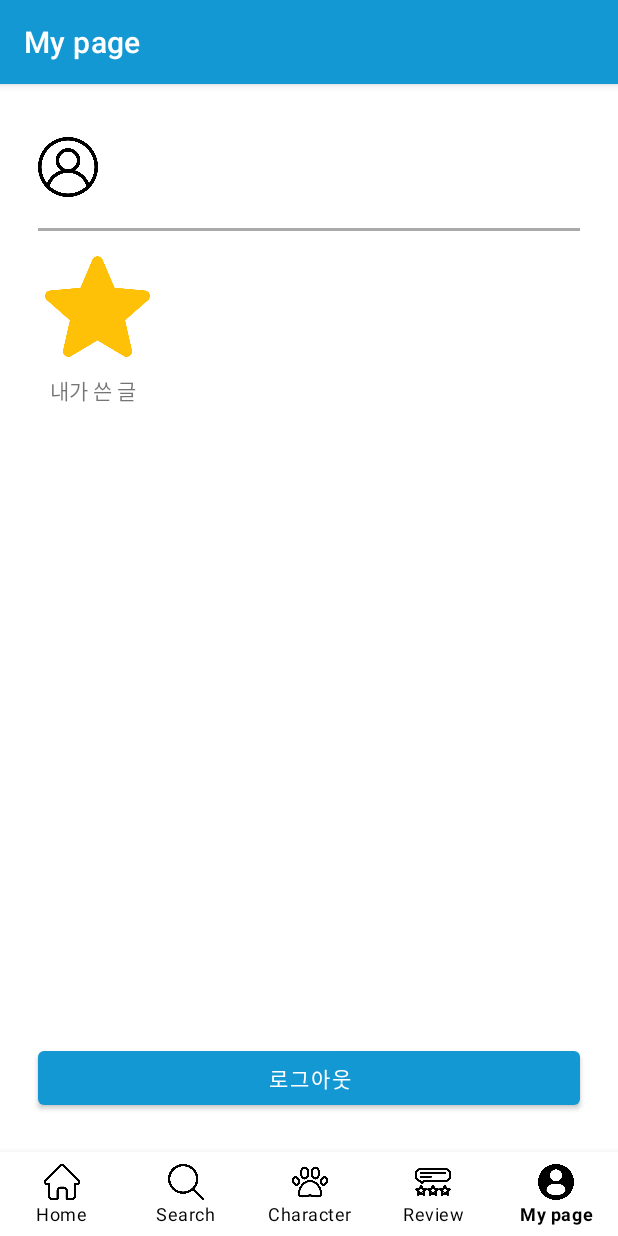
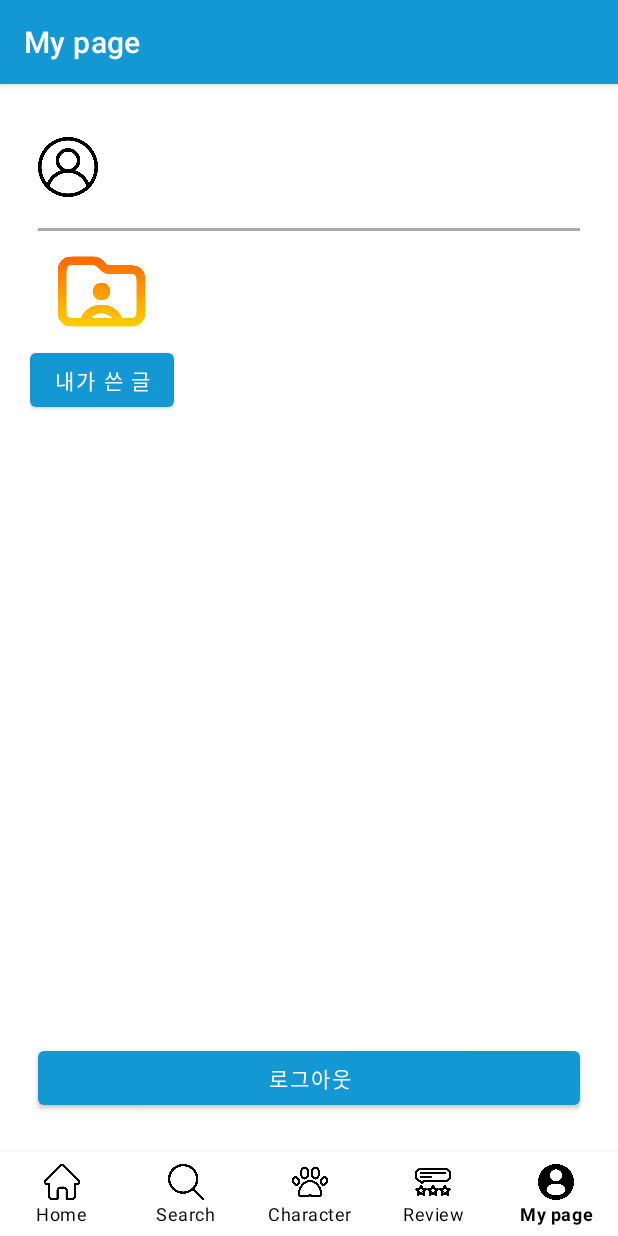
Before and after one commit to yuchaemin2/ReviewMate, an Android app: the fragment FragmentThree placed in its activity, item 5 of the bottom bar chosen, on a phone screen of 412 x 824 dp. Run offline under Robolectric (Android 15) with nearby library versions, the phone set to English and light mode, and no system bars; our stand-ins replace Firebase (no records; nobody signed in at launch, a user with empty details on screens opened directly).

Commit message:
review detail & review list

```diff
--- a/app/src/main/AndroidManifest.xml
+++ b/app/src/main/AndroidManifest.xml
@@ -19,6 +19,9 @@
         android:theme="@style/Theme.ReviewMate"
         android:usesCleartextTraffic="true"
         tools:targetApi="31">
+        <activity
+            android:name=".ReviewDetailActivity"
+            android:exported="false" />
         <activity
             android:name=".SettingActivity"
             android:exported="false" />
--- a/app/src/main/java/com/example/reviewmate/FragmentFive.kt
+++ b/app/src/main/java/com/example/reviewmate/FragmentFive.kt
@@ -1,13 +1,17 @@
 package com.example.reviewmate
 
 import android.content.Intent
+import android.icu.lang.UCharacter.GraphemeClusterBreak.V
 import android.os.Bundle
 import androidx.fragment.app.Fragment
 import android.view.LayoutInflater
 import android.view.View
 import android.view.ViewGroup
-import com.example.reviewmate.databinding.FragmentFiveBinding
-import com.example.reviewmate.databinding.FragmentOneBinding
+import android.widget.Button
+import android.widget.ImageView
+import android.widget.TextView
+import androidx.fragment.app.FragmentTransaction
+import com.google.firebase.auth.FirebaseAuth
 
 // TODO: Rename parameter arguments, choose names that match
 // the fragment initialization parameters, e.g. ARG_ITEM_NUMBER
@@ -24,6 +28,9 @@ class FragmentFive : Fragment() {
     private var param1: String? = null
     private var param2: String? = null
 
+
+
+
     override fun onCreate(savedInstanceState: Bundle?) {
         super.onCreate(savedInstanceState)
         arguments?.let {
@@ -36,23 +43,62 @@ class FragmentFive : Fragment() {
         inflater: LayoutInflater, container: ViewGroup?,
         savedInstanceState: Bundle?
     ): View? {
-        // Inflate the layout for this fragment
-        val binding = FragmentFiveBinding.inflate(inflater, container, false)
+        val view = inflater.inflate(R.layout.fragment_five, container, false)
 
-        binding.logoutButton.setOnClickListener {
+        // button 클릭시 fragmenrFive_ReviwList로 이동
+        var btn_move: Button = view.findViewById(R.id.btn_move)
+        btn_move.setOnClickListener { // 람다식 리스너 setOnclickListener{}
+            var bundle : Bundle = Bundle()
+            bundle.putString("fromFrag", "프래그먼트1")
+            val transaction: FragmentTransaction = requireActivity().supportFragmentManager.beginTransaction()
+            val fragmentfive_review: Fragment = FragmentFive_ReviewList()
+            fragmentfive_review.arguments = bundle
+            transaction.replace(R.id.main_layout, fragmentfive_review)
+            transaction.addToBackStack(null)
+            transaction.commit()
+        }
+
+        // 로그아웃 버튼을 레이아웃에서 찾아서 클릭 리스너를 추가
+        val logoutButton = view.findViewById<Button>(R.id.logoutButton)
+        logoutButton.setOnClickListener {
             logout()
         }
+
         if(MyApplication.checkAuth()){
-            binding.CertifyEmailView.text = "${MyApplication.email}"
+            val CertifyEmailView = view.findViewById<TextView>(R.id.CertifyEmailView)
+            CertifyEmailView.text = "${MyApplication.email}"
         }
 
 
-        return binding.root
+        return view
     }
 
+
+//    override fun onViewCreated(view: View, savedInstanceState: Bundle?) {
+//        super.onViewCreated(view, savedInstanceState)
+//
+//        // 로그아웃 버튼을 레이아웃에서 찾아서 클릭 리스너를 추가
+//        val reviewListBtn = view.findViewById<Button>(R.id.btnGoList)
+//        reviewListBtn.setOnClickListener {
+//                    }
+//    }
+
+    private fun loadFragment(fragment: Fragment) {
+        val transaction = childFragmentManager.beginTransaction() // fragment-fragment는 chid
+        transaction.replace(R.id.five_layout, fragment)
+        transaction.addToBackStack(null) // Optional: Add the fragment to the back stack
+        transaction.commit()
+    }
+
+
+    // 로그아웃 로직을 처리하는 메서드
     private fun logout() {
         val intent = Intent(requireContext(), AuthActivity::class.java)
         startActivity(intent)
+
+    }
+    private fun loadLayout(){
+
     }
 
     companion object {
--- a/app/src/main/java/com/example/reviewmate/FragmentThree.kt
+++ b/app/src/main/java/com/example/reviewmate/FragmentThree.kt
@@ -2,18 +2,26 @@ package com.example.reviewmate
 
 import android.app.AlertDialog
 import android.content.DialogInterface
-import android.icu.lang.UCharacter.NumericType
+import android.content.Intent
+import android.content.SharedPreferences
+import android.net.Uri
 import android.os.Bundle
 import android.util.Log
-import androidx.fragment.app.Fragment
 import android.view.LayoutInflater
 import android.view.View
 import android.view.ViewGroup
 import android.widget.Toast
-import com.example.reviewmate.databinding.FragmentFourBinding
-import com.example.reviewmate.databinding.FragmentOneBinding
+import androidx.fragment.app.Fragment
+import androidx.preference.PreferenceManager
 import com.example.reviewmate.databinding.FragmentThreeBinding
-import com.google.android.play.integrity.internal.l
+import com.google.firebase.auth.FirebaseAuth
+import com.google.firebase.auth.ktx.auth
+import com.google.firebase.auth.ktx.userProfileChangeRequest
+import com.google.firebase.firestore.FirebaseFirestore
+import com.google.firebase.ktx.Firebase
+import com.google.firebase.storage.FirebaseStorage
+import java.text.SimpleDateFormat
+import java.util.*
 
 // TODO: Rename parameter arguments, choose names that match
 // the fragment initialization parameters, e.g. ARG_ITEM_NUMBER
@@ -31,6 +39,14 @@ class FragmentThree : Fragment() {
     private var param2: String? = null
     lateinit var binding: FragmentThreeBinding
 
+//    var auth : FirebaseAuth? = null
+//    var db : FirebaseFirestore? = null
+//    var storage : FirebaseStorage? = null
+//
+//    private var viewProfile : View? = null
+//    var pickImage = 0
+//    val uriPhoto : Uri? = null
+
     override fun onCreate(savedInstanceState: Bundle?) {
         super.onCreate(savedInstanceState)
         arguments?.let {
@@ -46,8 +62,32 @@ class FragmentThree : Fragment() {
         // Inflate the layout for this fragment
         binding = FragmentThreeBinding.inflate(inflater, container, false)
 
+        binding.userLevel.text = UserModel().userLevel
+
+//        binding.level1.setOnClickListener{
+//            var photoPickerIntent = Intent(Intent.ACTION_PICK)
+//            photoPickerIntent.type = "image/profile/*"
+//            startActivityForResult(photoPickerIntent, pickImage)
+//        }
+
         return binding.root
     }
+
+//    private fun ProfileUpload(view : View){
+//        var timeStamp = SimpleDateFormat("yyyymmdd-hhmmss").format(Date())
+//        var imgFileName = "IMAGE_PROFILE_" + timeStamp + "_.png"
+//        var storageRef = MyApplication.storage?.reference?.child("images/profile")?.child(imgFileName)
+//
+//        storageRef?.putFile(uriPhoto!!)?.addOnSuccessListener {
+//            storageRef.downloadUrl.addOnSuccessListener {uri ->
+//                var userInfo = UserModel()
+//
+//                userInfo.imageUrl = uri.toString()
+//
+//                MyApplication.db?.collection("users")?.document(MyApplication.auth?.uid.toString())?.update("imageUrl", userInfo.imageUrl.toString())
+//            }
+//        }
+//    }
 
     override fun onStart() {
         super.onStart()
@@ -56,6 +96,9 @@ class FragmentThree : Fragment() {
         val IntUL: Int? = UserLevel.toIntOrNull()
 
         if(IntUL !== null){
+            if(IntUL === 1){
+                changeProfile("Level1")
+            }
             if(IntUL === 2){
                 changeVisibility("Level2")
                 changeProfile("Level2")
@@ -103,8 +146,9 @@ class FragmentThree : Fragment() {
         }
     }
 
+
     fun changeProfile(mode: String){
-        if(mode.equals("Level2")){
+        if(mode.equals("Level1")){
             binding.level1.setOnClickListener{
                 AlertDialog.Builder(requireContext()).run{
                     setTitle(binding.level1Text.text.toString())
@@ -112,6 +156,21 @@ class FragmentThree : Fragment() {
                     setPositiveButton("프로필 적용하기",
                         DialogInterface.OnClickListener{ dialog, id ->
                             binding.userProfile.setImageResource(R.drawable.danielle_1)
+//                            ProfileUpload(binding.userProfile)
+                        })
+                    setNegativeButton("OK", alertHandler)
+                    show()
+                }
+            }
+        } else if(mode.equals("Level2")){
+            binding.level1.setOnClickListener{
+                AlertDialog.Builder(requireContext()).run{
+                    setTitle(binding.level1Text.text.toString())
+                    setMessage("영화의 매력을 점차 알아가고 있다.")
+                    setPositiveButton("프로필 적용하기",
+                        DialogInterface.OnClickListener{ dialog, id ->
+                            binding.userProfile.setImageResource(R.drawable.danielle_1)
+//                            ProfileUpload(binding.userProfile)
                         })
                     setNegativeButton("OK", alertHandler)
                     show()
@@ -124,6 +183,7 @@ class FragmentThree : Fragment() {
                     .setPositiveButton("프로필 적용하기",
                         DialogInterface.OnClickListener{ dialog, id ->
                             binding.userProfile.setImageResource(R.drawable.haerin_1)
+//                            ProfileUpload(binding.userProfile)
                         })
                     .setNegativeButton("OK", alertHandler)
                 builder.show()
@@ -719,6 +779,7 @@ class FragmentThree : Fragment() {
         }
     }
 
+
     companion object {
         /**
          * Use this factory method to create a new instance of
--- /dev/null
+++ b/app/src/main/java/com/example/reviewmate/UserModel.kt
@@ -0,0 +1,12 @@
+package com.example.reviewmate
+
+import android.media.Image
+import android.widget.ImageView
+
+data class UserModel(
+    var strName : String? = null,
+    var uid : String? = null,
+    var userEmail : String? = null,
+    var imageUrl : String? = null,
+    var userLevel : String? = "1"
+)
--- a/app/src/main/res/drawable/round_item.xml
+++ b/app/src/main/res/drawable/round_item.xml
@@ -1,12 +1,11 @@
 <?xml version="1.0" encoding="utf-8"?>
 <shape xmlns:android="http://schemas.android.com/apk/res/android"
     android:shape="rectangle">
-
     <stroke
         android:width="1dp"
-        android:color="@color/black" />
+        android:color="#eeeeee" />
     <size
         android:width="36dp"
         android:height="50dp" />
-    <corners android:radius="450dp" />
+    <corners android:radius="90dp" />
 </shape>
--- a/app/src/main/res/layout/fragment_five.xml
+++ b/app/src/main/res/layout/fragment_five.xml
@@ -1,5 +1,6 @@
 <?xml version="1.0" encoding="utf-8"?>
 <LinearLayout xmlns:android="http://schemas.android.com/apk/res/android"
+    android:id="@+id/five_layout"
     android:layout_width="match_parent"
     android:layout_height="match_parent"
     android:orientation="vertical"
@@ -45,17 +46,19 @@
             android:orientation="vertical">
 
             <ImageView
+                android:id="@+id/reviewImg"
                 android:layout_width="70dp"
                 android:layout_height="70dp"
-                android:src="@drawable/star"
-                android:layout_margin="10dp"/>
+                android:src="@drawable/user_folder"
+                android:layout_gravity="center_horizontal"/>
 
-            <TextView
+            <Button
+                android:id="@+id/btn_move"
                 android:layout_width="wrap_content"
                 android:layout_height="wrap_content"
+                android:hint="내가 쓴 글"
                 android:text="내가 쓴 글"
-                android:textAlignment="center"
-                android:layout_marginLeft="13dp"/>
+                android:title="내가 쓴 글" />
 
         </LinearLayout>
 
--- a/app/src/main/res/layout/fragment_three.xml
+++ b/app/src/main/res/layout/fragment_three.xml
@@ -29,7 +29,7 @@
             android:id="@+id/userLevel"
             android:layout_width="wrap_content"
             android:layout_height="wrap_content"
-            android:text="5"
+            android:text="2"
             android:textSize="30dp"
             android:layout_marginTop="7dp" />
 
--- a/app/src/main/res/layout/item_feed.xml
+++ b/app/src/main/res/layout/item_feed.xml
@@ -97,7 +97,7 @@
 
     <View
         android:layout_width="match_parent"
-        android:layout_height="5dp"
+        android:layout_height="1dp"
         android:layout_gravity="center_vertical"
         android:background="#40000000" />
 
```
Also changed, not shown: app/src/main/java/com/example/reviewmate/FragmentFive_ReviewList.kt (added, +101 -0 lines), app/src/main/java/com/example/reviewmate/MyApplication.kt (+9 -0 lines), app/src/main/java/com/example/reviewmate/MyFeedAdapter.kt (+19 -0 lines), app/src/main/java/com/example/reviewmate/ReviewDetailActivity.kt (added, +46 -0 lines), app/src/main/res/layout/activity_review_detail.xml (renamed from app/src/main/res/layout/review_detail_page.xml, +7 -1 lines), app/src/main/res/layout/fragment_five__review_list.xml (added, +17 -0 lines), app/src/main/res/drawable/user_folder.png (added).
